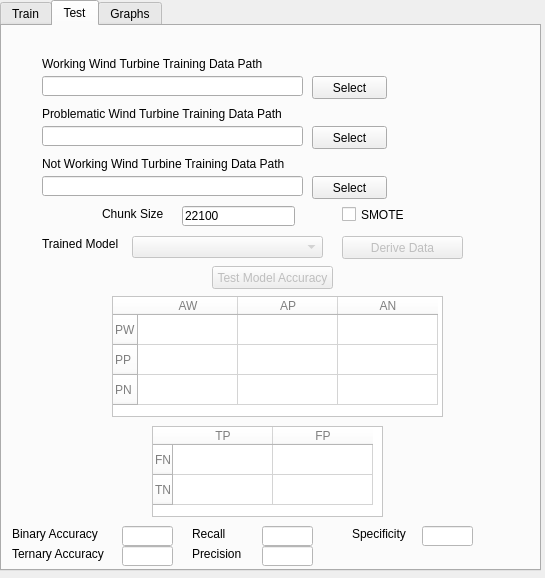
Before: the Qt Designer form mainwindow.ui in muratcankilic96/fault-detection-in-wind-turbines, drawn with Qt 5.
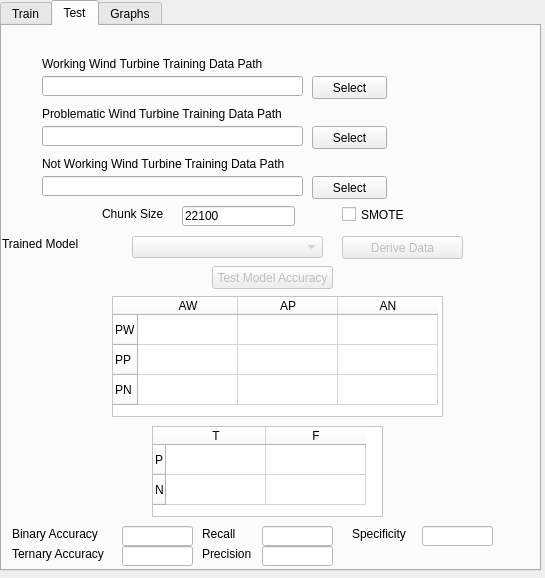
After: the same form once the commit is applied. The open tabs and pages were chosen to show the change.

```diff
--- a/mainwindow.ui
+++ b/mainwindow.ui
@@ -10,6 +10,18 @@
     <height>578</height>
    </rect>
   </property>
+  <property name="minimumSize">
+   <size>
+    <width>545</width>
+    <height>578</height>
+   </size>
+  </property>
+  <property name="maximumSize">
+   <size>
+    <width>545</width>
+    <height>578</height>
+   </size>
+  </property>
   <property name="windowTitle">
    <string>MainWindow</string>
   </property>
@@ -911,9 +923,9 @@
      <widget class="QLabel" name="modelLabel_2">
       <property name="geometry">
        <rect>
-        <x>40</x>
+        <x>0</x>
         <y>210</y>
-        <width>81</width>
+        <width>101</width>
         <height>16</height>
        </rect>
       </property>
@@ -1004,9 +1016,9 @@
          <colorrole role="Dark">
           <brush brushstyle="SolidPattern">
            <color alpha="255">
-            <red>127</red>
-            <green>127</green>
-            <blue>127</blue>
+            <red>0</red>
+            <green>0</green>
+            <blue>0</blue>
            </color>
           </brush>
          </colorrole>
@@ -1150,9 +1162,9 @@
          <colorrole role="Dark">
           <brush brushstyle="SolidPattern">
            <color alpha="255">
-            <red>127</red>
-            <green>127</green>
-            <blue>127</blue>
+            <red>0</red>
+            <green>0</green>
+            <blue>0</blue>
            </color>
           </brush>
          </colorrole>
@@ -1260,9 +1272,9 @@
          <colorrole role="WindowText">
           <brush brushstyle="SolidPattern">
            <color alpha="255">
-            <red>127</red>
-            <green>127</green>
-            <blue>127</blue>
+            <red>0</red>
+            <green>0</green>
+            <blue>0</blue>
            </color>
           </brush>
          </colorrole>
@@ -1296,9 +1308,9 @@
          <colorrole role="Dark">
           <brush brushstyle="SolidPattern">
            <color alpha="255">
-            <red>127</red>
-            <green>127</green>
-            <blue>127</blue>
+            <red>0</red>
+            <green>0</green>
+            <blue>0</blue>
            </color>
           </brush>
          </colorrole>
@@ -1314,9 +1326,9 @@
          <colorrole role="Text">
           <brush brushstyle="SolidPattern">
            <color alpha="255">
-            <red>127</red>
-            <green>127</green>
-            <blue>127</blue>
+            <red>0</red>
+            <green>0</green>
+            <blue>0</blue>
            </color>
           </brush>
          </colorrole>
@@ -1332,9 +1344,9 @@
          <colorrole role="ButtonText">
           <brush brushstyle="SolidPattern">
            <color alpha="255">
-            <red>127</red>
-            <green>127</green>
-            <blue>127</blue>
+            <red>0</red>
+            <green>0</green>
+            <blue>0</blue>
            </color>
           </brush>
          </colorrole>
@@ -1439,6 +1451,46 @@
         <string/>
        </property>
       </item>
+      <item row="0" column="1">
+       <property name="text">
+        <string/>
+       </property>
+      </item>
+      <item row="0" column="2">
+       <property name="text">
+        <string/>
+       </property>
+      </item>
+      <item row="1" column="0">
+       <property name="text">
+        <string/>
+       </property>
+      </item>
+      <item row="1" column="1">
+       <property name="text">
+        <string/>
+       </property>
+      </item>
+      <item row="1" column="2">
+       <property name="text">
+        <string/>
+       </property>
+      </item>
+      <item row="2" column="0">
+       <property name="text">
+        <string/>
+       </property>
+      </item>
+      <item row="2" column="1">
+       <property name="text">
+        <string/>
+       </property>
+      </item>
+      <item row="2" column="2">
+       <property name="text">
+        <string/>
+       </property>
+      </item>
      </widget>
      <widget class="QTableWidget" name="confusionMatrix">
       <property name="enabled">
@@ -1494,9 +1546,9 @@
          <colorrole role="Dark">
           <brush brushstyle="SolidPattern">
            <color alpha="255">
-            <red>127</red>
-            <green>127</green>
-            <blue>127</blue>
+            <red>0</red>
+            <green>0</green>
+            <blue>0</blue>
            </color>
           </brush>
          </colorrole>
@@ -1640,9 +1692,9 @@
          <colorrole role="Dark">
           <brush brushstyle="SolidPattern">
            <color alpha="255">
-            <red>127</red>
-            <green>127</green>
-            <blue>127</blue>
+            <red>0</red>
+            <green>0</green>
+            <blue>0</blue>
            </color>
           </brush>
          </colorrole>
@@ -1750,9 +1802,9 @@
          <colorrole role="WindowText">
           <brush brushstyle="SolidPattern">
            <color alpha="255">
-            <red>127</red>
-            <green>127</green>
-            <blue>127</blue>
+            <red>0</red>
+            <green>0</green>
+            <blue>0</blue>
            </color>
           </brush>
          </colorrole>
@@ -1786,9 +1838,9 @@
          <colorrole role="Dark">
           <brush brushstyle="SolidPattern">
            <color alpha="255">
-            <red>127</red>
-            <green>127</green>
-            <blue>127</blue>
+            <red>0</red>
+            <green>0</green>
+            <blue>0</blue>
            </color>
           </brush>
          </colorrole>
@@ -1804,9 +1856,9 @@
          <colorrole role="Text">
           <brush brushstyle="SolidPattern">
            <color alpha="255">
-            <red>127</red>
-            <green>127</green>
-            <blue>127</blue>
+            <red>0</red>
+            <green>0</green>
+            <blue>0</blue>
            </color>
           </brush>
          </colorrole>
@@ -1822,9 +1874,9 @@
          <colorrole role="ButtonText">
           <brush brushstyle="SolidPattern">
            <color alpha="255">
-            <red>127</red>
-            <green>127</green>
-            <blue>127</blue>
+            <red>0</red>
+            <green>0</green>
+            <blue>0</blue>
            </color>
           </brush>
          </colorrole>
@@ -1896,22 +1948,22 @@
       </property>
       <row>
        <property name="text">
-        <string>FN</string>
+        <string>P</string>
        </property>
       </row>
       <row>
        <property name="text">
-        <string>TN</string>
+        <string>N</string>
        </property>
       </row>
       <column>
        <property name="text">
-        <string>TP</string>
+        <string>T</string>
        </property>
       </column>
       <column>
        <property name="text">
-        <string>FP</string>
+        <string>F</string>
        </property>
       </column>
       <item row="0" column="0">
@@ -1919,6 +1971,21 @@
         <string/>
        </property>
       </item>
+      <item row="0" column="1">
+       <property name="text">
+        <string/>
+       </property>
+      </item>
+      <item row="1" column="0">
+       <property name="text">
+        <string/>
+       </property>
+      </item>
+      <item row="1" column="1">
+       <property name="text">
+        <string/>
+       </property>
+      </item>
      </widget>
      <widget class="QLabel" name="binAccLabel">
       <property name="geometry">
@@ -1949,7 +2016,7 @@
      <widget class="QLabel" name="recallLabel">
       <property name="geometry">
        <rect>
-        <x>190</x>
+        <x>200</x>
         <y>500</y>
         <width>81</width>
         <height>16</height>
@@ -1962,7 +2029,7 @@
      <widget class="QLabel" name="precLabel">
       <property name="geometry">
        <rect>
-        <x>190</x>
+        <x>200</x>
         <y>520</y>
         <width>81</width>
         <height>16</height>
@@ -1993,7 +2060,7 @@
        <rect>
         <x>120</x>
         <y>500</y>
-        <width>51</width>
+        <width>71</width>
         <height>20</height>
        </rect>
       </property>
@@ -2439,6 +2506,9 @@
         </disabled>
        </palette>
       </property>
+      <property name="text">
+       <string/>
+      </property>
      </widget>
      <widget class="QLineEdit" name="teAccText">
       <property name="enabled">
@@ -2448,7 +2518,7 @@
        <rect>
         <x>120</x>
         <y>520</y>
-        <width>51</width>
+        <width>71</width>
         <height>20</height>
        </rect>
       </property>
@@ -2894,6 +2964,9 @@
         </disabled>
        </palette>
       </property>
+      <property name="text">
+       <string/>
+      </property>
      </widget>
      <widget class="QLineEdit" name="recallText">
       <property name="enabled">
@@ -2903,7 +2976,7 @@
        <rect>
         <x>260</x>
         <y>500</y>
-        <width>51</width>
+        <width>71</width>
         <height>20</height>
        </rect>
       </property>
@@ -3349,6 +3422,9 @@
         </disabled>
        </palette>
       </property>
+      <property name="text">
+       <string/>
+      </property>
      </widget>
      <widget class="QLineEdit" name="precisionText">
       <property name="enabled">
@@ -3358,7 +3434,7 @@
        <rect>
         <x>260</x>
         <y>520</y>
-        <width>51</width>
+        <width>71</width>
         <height>20</height>
        </rect>
       </property>
@@ -3804,6 +3880,9 @@
         </disabled>
        </palette>
       </property>
+      <property name="text">
+       <string/>
+      </property>
      </widget>
      <widget class="QLineEdit" name="specText">
       <property name="enabled">
@@ -3813,7 +3892,7 @@
        <rect>
         <x>420</x>
         <y>500</y>
-        <width>51</width>
+        <width>71</width>
         <height>20</height>
        </rect>
       </property>
@@ -4259,6 +4338,9 @@
         </disabled>
        </palette>
       </property>
+      <property name="text">
+       <string/>
+      </property>
      </widget>
      <widget class="QPushButton" name="deriveButton_2">
       <property name="enabled">
```
Left out of the diff: 43 changed lines with no effect on the pictures.
